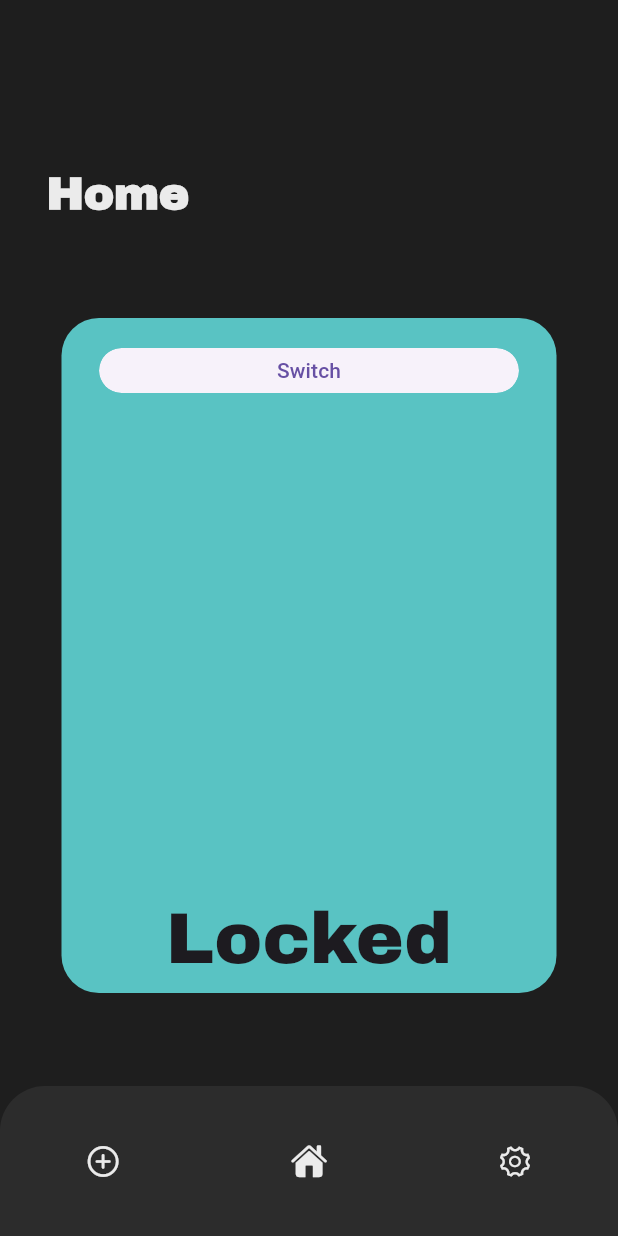
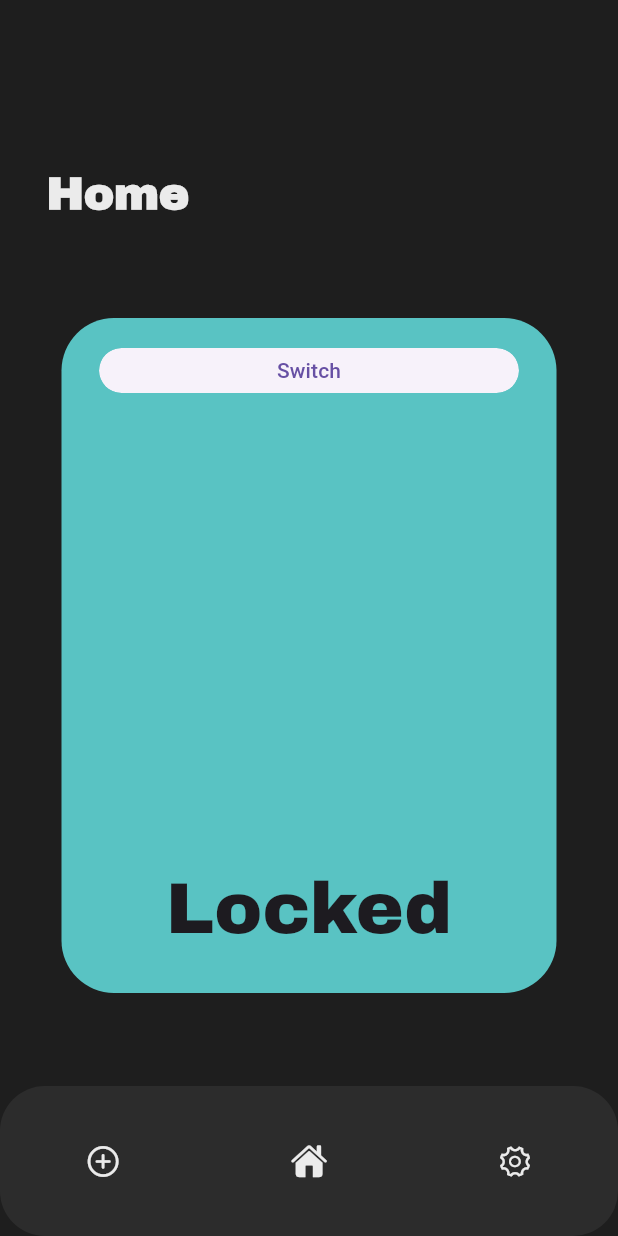
Before and after one commit to WildFore/locklock_application, a Flutter app: the screen it shows after launch, on a phone screen of 412 x 824 dp. Run offline on Flutter 3.47's test engine with Material 3 defaults, Android fonts, the phone set to English and light mode, and no system bars; our stand-ins replace figma_squircle.

Commit message:
finalize

```diff
--- /dev/null
+++ b/locklock_app/lib/appColors.dart
@@ -0,0 +1,10 @@
+import 'package:flutter/material.dart';
+
+class AppColors {
+  static Color ultraViolet = const Color.fromARGB(255, 82, 72, 156);
+  static Color trueBlue = const Color.fromARGB(255, 64, 99, 187);
+  static Color robinEggBlue = const Color.fromARGB(255, 89, 195, 195);
+  static Color antiFlashWhite = const Color.fromARGB(255, 235, 235, 235);
+  static Color crayola = const Color.fromARGB(255, 244, 91, 104);
+  static Color gray = const Color.fromARGB(255, 30, 30, 30);
+}
--- a/locklock_app/lib/home.dart
+++ b/locklock_app/lib/home.dart
@@ -1,5 +1,6 @@
 import 'package:flutter/material.dart';
 import 'package:figma_squircle/figma_squircle.dart';
+import 'appColors.dart';
 import 'main.dart';
 
 class HomePage extends StatefulWidget {
@@ -12,18 +13,30 @@ class HomePage extends StatefulWidget {
 class _HomePageState extends State<HomePage> {
   Color databoxColor = ColorLocked.setColor;
   bool stateOfDoor = true;
+  String doorLocktstate = "Locked";
 
-  void updateColorData() {
+  void updateData() {
     setState(() {
       databoxColor = _calculateUpdatedColor();
+      doorLocktstate = _newLockedData();
     });
   }
 
+  void updateTextDoorState() {}
+
   Color _calculateUpdatedColor() {
     if (stateOfDoor) {
-      return Color.fromARGB(255, 89, 195, 195);
+      return AppColors.robinEggBlue;
     } else {
-      return Color.fromARGB(255, 244, 91, 104);
+      return AppColors.crayola;
+    }
+  }
+
+  String _newLockedData() {
+    if (stateOfDoor) {
+      return "Locked";
+    } else {
+      return "Unlocked";
     }
   }
 
@@ -37,7 +50,7 @@ class _HomePageState extends State<HomePage> {
           color: databoxColor,
           shape: SmoothRectangleBorder(
             borderRadius: SmoothBorderRadius(
-              cornerRadius: 25,
+              cornerRadius: 35,
               cornerSmoothing: 0.8,
             ),
           ),
@@ -59,7 +72,7 @@ class _HomePageState extends State<HomePage> {
                     onPressed: () {
                       setState(() {
                         stateOfDoor = !stateOfDoor;
-                        updateColorData();
+                        updateData();
                       });
                     },
                     child: const Text("Switch"),
@@ -67,12 +80,12 @@ class _HomePageState extends State<HomePage> {
                 ),
               ),
             ),
-            const Center(
+            Center(
               child: Padding(
-                padding: EdgeInsets.only(top: 330),
+                padding: const EdgeInsets.only(top: 310),
                 child: Text(
-                  "Locked",
-                  style: TextStyle(
+                  doorLocktstate,
+                  style: const TextStyle(
                     fontSize: 48,
                     fontFamily: "ArchivoBlack",
                     fontWeight: FontWeight.w500,
--- a/locklock_app/lib/main.dart
+++ b/locklock_app/lib/main.dart
@@ -1,9 +1,10 @@
+import 'package:figma_squircle/figma_squircle.dart';
 import 'package:flutter/cupertino.dart';
 import 'package:flutter/material.dart';
 import 'package:locklock_app/addNewDevice.dart';
 import 'package:locklock_app/home.dart';
 import 'package:locklock_app/settings.dart';
-import 'dart:ui';
+import 'appColors.dart';
 
 void main() {
   runApp(const Home());
@@ -17,11 +18,11 @@ class Home extends StatefulWidget {
 }
 
 class ColorUnlocked {
-  static final setColor = Color.fromARGB(255, 244, 91, 104);
+  static final setColor = AppColors.crayola;
 }
 
 class ColorLocked {
-  static final setColor = Color.fromARGB(255, 89, 195, 195);
+  static final setColor = AppColors.robinEggBlue;
 }
 
 class _HomeState extends State<Home> {
@@ -30,12 +31,6 @@ class _HomeState extends State<Home> {
   String appLanding = "Home";
 
   //colors
-
-  Color ultraViolet = Color.fromARGB(255, 82, 72, 156);
-  Color trueBlue = Color.fromARGB(255, 64, 99, 187);
-  Color robinEggBlue = Color.fromARGB(255, 89, 195, 195);
-  Color antiFlashWhite = Color.fromARGB(255, 235, 235, 235);
-  Color crayola = Color.fromARGB(255, 244, 91, 104);
 
   @override
   Widget build(BuildContext context) {
@@ -46,55 +41,55 @@ class _HomeState extends State<Home> {
           centerTitle: false,
           toolbarHeight: 150,
           elevation: 0,
-          backgroundColor: Color.fromARGB(255, 30, 30, 30),
+          backgroundColor: AppColors.gray,
           title: Padding(
             child: Text(appLanding),
-            padding: EdgeInsets.only(left: 15, top: 110),
+            padding: const EdgeInsets.only(left: 15, top: 110),
           ),
           titleTextStyle: TextStyle(
               fontSize: 30,
-              color: Color.fromARGB(255, 235, 235, 235),
+              color: AppColors.antiFlashWhite,
               fontFamily: "ArchivoBlack",
               fontWeight: FontWeight.w600),
         ),
         body: pages[_selectedIndexPage],
-        backgroundColor: Color.fromARGB(255, 30, 30, 30),
+        backgroundColor: const Color.fromARGB(255, 30, 30, 30),
         bottomNavigationBar: Container(
           height: 100,
-          decoration: BoxDecoration(
+          decoration: const BoxDecoration(
             borderRadius: BorderRadius.only(
                 topRight: Radius.circular(30), topLeft: Radius.circular(30)),
           ),
           child: ClipRRect(
-            borderRadius: BorderRadius.only(
-                topRight: Radius.circular(30), topLeft: Radius.circular(30)),
+            borderRadius:
+                SmoothBorderRadius(cornerRadius: 30, cornerSmoothing: 0.8),
             child: NavigationBar(
                 animationDuration: const Duration(microseconds: 0),
-                backgroundColor: Color.fromARGB(255, 44, 44, 44),
+                backgroundColor: const Color.fromARGB(255, 44, 44, 44),
                 indicatorColor: const Color.fromARGB(0, 45, 45, 45),
                 selectedIndex: _selectedIndexPage,
                 labelBehavior: NavigationDestinationLabelBehavior.alwaysHide,
                 indicatorShape: const RoundedRectangleBorder(
                   borderRadius: BorderRadius.all(Radius.circular(16)),
                 ),
-                destinations: const [
+                destinations: [
                   NavigationDestination(
                       icon: Icon(CupertinoIcons.plus_circle,
-                          color: Color.fromARGB(255, 235, 235, 235)),
+                          color: AppColors.antiFlashWhite),
                       selectedIcon: Icon(CupertinoIcons.plus_circle_fill,
-                          color: Color.fromARGB(255, 235, 235, 235)),
+                          color: AppColors.antiFlashWhite),
                       label: "Add new device"),
                   NavigationDestination(
                       icon: Icon(CupertinoIcons.house,
-                          color: Color.fromARGB(255, 235, 235, 235)),
+                          color: AppColors.antiFlashWhite),
                       selectedIcon: Icon(CupertinoIcons.house_fill,
-                          color: Color.fromARGB(255, 235, 235, 235)),
+                          color: AppColors.antiFlashWhite),
                       label: "Home"),
                   NavigationDestination(
                       icon: Icon(CupertinoIcons.gear_alt,
-                          color: Color.fromARGB(255, 235, 235, 235)),
+                          color: AppColors.antiFlashWhite),
                       selectedIcon: Icon(CupertinoIcons.gear_alt_fill,
-                          color: Color.fromARGB(255, 235, 235, 235)),
+                          color: AppColors.antiFlashWhite),
                       label: "Settings")
                 ],
                 onDestinationSelected: (int index) {
--- a/locklock_app/lib/settings.dart
+++ b/locklock_app/lib/settings.dart
@@ -22,7 +22,7 @@ class _SettingsPageState extends State<SettingsPage> {
             color: Color.fromARGB(255, 65, 65, 65),
             shape: SmoothRectangleBorder(
                 borderRadius: SmoothBorderRadius(
-                    cornerRadius: 25, cornerSmoothing: 0.8))),
+                    cornerRadius: 35, cornerSmoothing: 0.8))),
         child: Padding(
           padding: const EdgeInsets.only(),
           child: Column(
@@ -37,11 +37,11 @@ class _SettingsPageState extends State<SettingsPage> {
                 child: ClipRRect(
                   borderRadius: const SmoothBorderRadius.only(
                     topLeft: SmoothRadius(
-                      cornerRadius: 25,
+                      cornerRadius: 35,
                       cornerSmoothing: 0.8,
                     ),
                     topRight: SmoothRadius(
-                      cornerRadius: 25,
+                      cornerRadius: 35,
                       cornerSmoothing: 0.8,
                     ),
                     bottomRight: SmoothRadius(
```
Also changed, not shown: locklock_app/lib/addNewDevice.dart (+10 -9 lines), locklock_app/lib/subpages/pairDevice.dart (+6 -5 lines).
